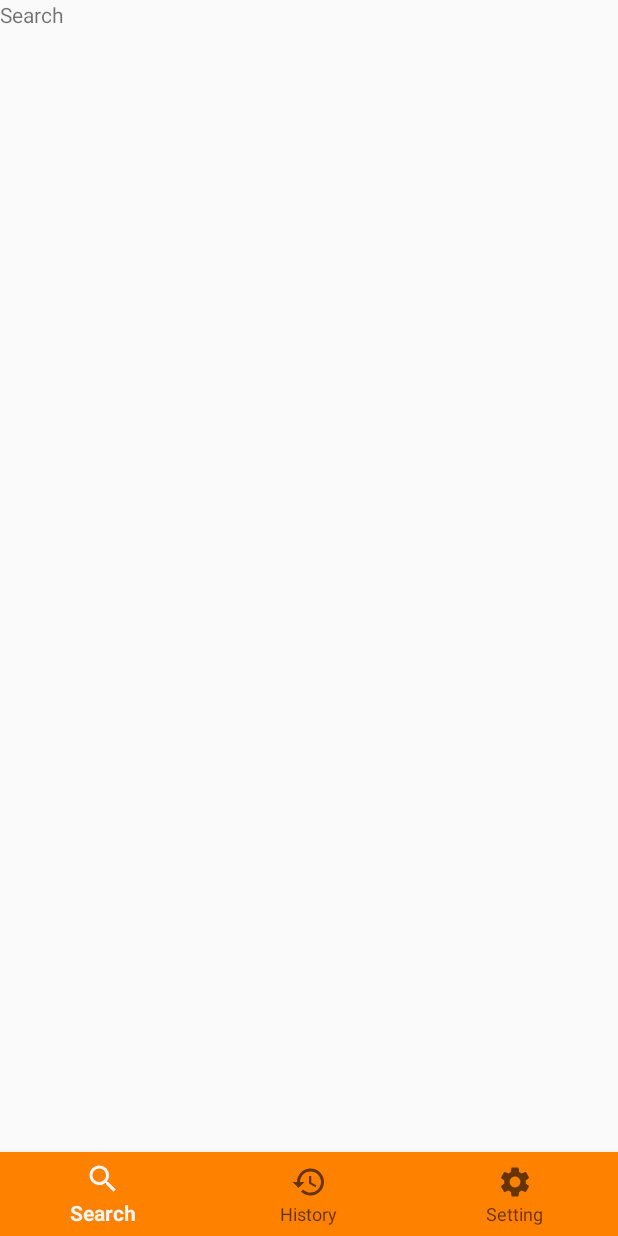
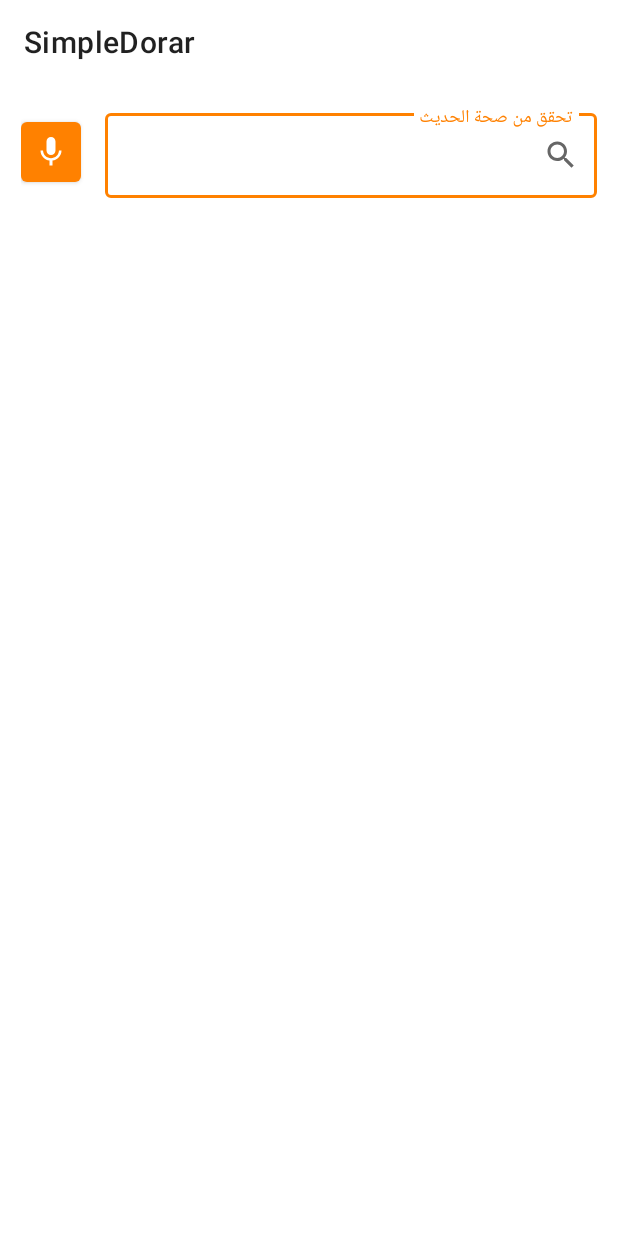
Before and after one commit to ihfazhillah/SimpleDorar, an Android app: the screen it shows after launch (NewMainActivity before the commit, MainActivity after it), on a phone screen of 412 x 824 dp. Run offline under Robolectric (Android 15) with nearby library versions, the phone set to English and light mode, and no system bars; Roboto replaces fonts that are not available here.

Commit message:
Implement search box

```diff
--- a/app/src/main/AndroidManifest.xml
+++ b/app/src/main/AndroidManifest.xml
@@ -12,9 +12,9 @@
         android:label="@string/app_name"
         android:roundIcon="@mipmap/ic_launcher_round"
         android:supportsRtl="true"
-        android:theme="@style/Theme.AppCompat.Light.NoActionBar">
+        android:theme="@style/AppTheme">
         <activity
-            android:name=".NewMainActivity"
+            android:name=".MainActivity"
             android:exported="true">
             <intent-filter>
                 <action android:name="android.intent.action.MAIN" />
--- a/app/src/main/java/com/ihfazh/simpledorar/fragments/SearchFragment.kt
+++ b/app/src/main/java/com/ihfazh/simpledorar/search/SearchFragment.kt
@@ -1,4 +1,4 @@
-package com.ihfazh.simpledorar.fragments
+package com.ihfazh.simpledorar.search
 
 import android.os.Bundle
 import androidx.fragment.app.Fragment
--- /dev/null
+++ b/app/src/main/res/drawable/ic_baseline_mic_24.xml
@@ -0,0 +1,10 @@
+<vector xmlns:android="http://schemas.android.com/apk/res/android"
+    android:width="24dp"
+    android:height="24dp"
+    android:viewportWidth="24"
+    android:viewportHeight="24"
+    android:tint="?attr/colorControlNormal">
+  <path
+      android:fillColor="@android:color/white"
+      android:pathData="M12,14c1.66,0 2.99,-1.34 2.99,-3L15,5c0,-1.66 -1.34,-3 -3,-3S9,3.34 9,5v6c0,1.66 1.34,3 3,3zM17.3,11c0,3 -2.54,5.1 -5.3,5.1S6.7,14 6.7,11L5,11c0,3.41 2.72,6.23 6,6.72L11,21h2v-3.28c3.28,-0.48 6,-3.3 6,-6.72h-1.7z"/>
+</vector>
--- a/app/src/main/res/layout/activity_main.xml
+++ b/app/src/main/res/layout/activity_main.xml
@@ -6,43 +6,27 @@
     android:layout_height="match_parent"
     tools:context=".MainActivity">
 
-    <include
-        layout="@layout/toolbar"
-        android:background="#4CAF50" />
+    <androidx.appcompat.widget.Toolbar
+        android:layout_width="match_parent"
+        android:layout_height="wrap_content"
+        app:layout_constraintTop_toTopOf="parent"
+        app:layout_constraintStart_toStartOf="parent"
+        app:layout_constraintEnd_toEndOf="parent"
+        android:id="@+id/toolbar"
+        />
 
-    <Button
-        android:id="@+id/btn_search"
-        android:layout_width="wrap_content"
-        android:layout_height="wrap_content"
-        android:layout_marginTop="9dp"
-        android:onClick="onSearchClick"
-        android:text="@string/search_key"
-        app:layout_constraintEnd_toEndOf="@+id/skey"
-        app:layout_constraintTop_toBottomOf="@+id/skey" />
+    <androidx.fragment.app.FragmentContainerView
+        android:layout_width="0dp"
+        android:layout_height="0dp"
+        android:id="@+id/fragmentContainer"
+        android:name="androidx.navigation.fragment.NavHostFragment"
+        app:defaultNavHost="true"
+        app:navGraph="@navigation/nav_graph"
+        app:layout_constraintTop_toBottomOf="@id/toolbar"
+        app:layout_constraintStart_toStartOf="parent"
+        app:layout_constraintEnd_toEndOf="parent"
+        app:layout_constraintBottom_toBottomOf="parent"
+        />
 
-    <com.google.android.material.textfield.TextInputEditText
-        android:id="@+id/skey"
-        android:layout_width="379dp"
-        android:layout_height="43dp"
-        android:layout_marginStart="27dp"
-        android:layout_marginEnd="27dp"
-        android:hint="@string/placeholder"
-        app:layout_constraintBottom_toBottomOf="parent"
-        app:layout_constraintEnd_toEndOf="parent"
-        app:layout_constraintHorizontal_bias="0.509"
-        app:layout_constraintStart_toStartOf="parent"
-        app:layout_constraintTop_toTopOf="parent" />
-
-    <Button
-        android:id="@+id/button"
-        android:layout_width="88dp"
-        android:layout_height="wrap_content"
-        android:layout_marginTop="9dp"
-        android:layout_marginEnd="9dp"
-        android:onClick="onAudioSearchClick"
-        android:text="@string/search_audio_btn"
-        app:layout_constraintEnd_toStartOf="@+id/btn_search"
-        app:layout_constraintTop_toBottomOf="@+id/skey"
-        android:layout_marginRight="9dp" />
 
 </androidx.constraintlayout.widget.ConstraintLayout>
--- a/app/src/main/res/layout/fragment_search.xml
+++ b/app/src/main/res/layout/fragment_search.xml
@@ -1,14 +1,55 @@
 <?xml version="1.0" encoding="utf-8"?>
-<FrameLayout xmlns:android="http://schemas.android.com/apk/res/android"
+<androidx.constraintlayout.widget.ConstraintLayout xmlns:android="http://schemas.android.com/apk/res/android"
     xmlns:tools="http://schemas.android.com/tools"
     android:layout_width="match_parent"
     android:layout_height="match_parent"
-    tools:context=".fragments.SearchFragment">
+    xmlns:app="http://schemas.android.com/apk/res-auto"
+    tools:context=".search.SearchFragment"
+    android:padding="14dp"
+    >
 
-    <!-- TODO: Update blank fragment layout -->
-    <TextView
-        android:layout_width="match_parent"
-        android:layout_height="match_parent"
-        android:text="Search" />
+    <com.google.android.material.textfield.TextInputLayout
+        android:layout_width="0dp"
+        android:layout_height="wrap_content"
+        android:id="@+id/searchContainer"
+        app:layout_constraintEnd_toStartOf="@id/btn_speak"
+        app:layout_constraintTop_toTopOf="parent"
+        app:layout_constraintStart_toStartOf="parent"
+        app:endIconMode="clear_text"
+        android:layoutDirection="rtl"
+        android:textDirection="rtl"
+        android:layout_marginEnd="16dp"
+        android:layout_marginRight="16dp"
+        app:startIconDrawable="@drawable/ic_baseline_search_24"
+        style="@style/Widget.MaterialComponents.TextInputLayout.OutlinedBox"
+        >
+        <com.google.android.material.textfield.TextInputEditText
+            android:layout_width="match_parent"
+            android:layout_height="wrap_content"
+            android:hint="@string/placeholder"
+            android:id="@+id/searchTextInput"
+            android:textDirection="anyRtl"
+            android:layoutDirection="rtl"
+            />
 
-</FrameLayout>
+    </com.google.android.material.textfield.TextInputLayout>
+
+    <com.google.android.material.button.MaterialButton
+        app:icon="@drawable/ic_baseline_mic_24"
+        app:iconGravity="textStart"
+        app:iconPadding="0dp"
+        android:insetLeft="0dp"
+        android:insetTop="0dp"
+        android:insetBottom="0dp"
+        android:insetRight="0dp"
+        android:layout_width="40dp"
+        android:layout_height="40dp"
+        android:id="@+id/btn_speak"
+        app:layout_constraintStart_toEndOf="@id/searchContainer"
+        app:layout_constraintStart_toStartOf="parent"
+        app:layout_constraintTop_toTopOf="@id/searchContainer"
+        app:layout_constraintBottom_toBottomOf="@id/searchContainer"
+        />
+
+
+</androidx.constraintlayout.widget.ConstraintLayout>
--- a/app/src/main/res/menu/toolbar_menu.xml
+++ b/app/src/main/res/menu/toolbar_menu.xml
@@ -1,11 +1,5 @@
 <?xml version="1.0" encoding="utf-8"?>
 <menu xmlns:android="http://schemas.android.com/apk/res/android"
     xmlns:app="http://schemas.android.com/apk/res-auto">
-    <item
-        android:id="@+id/menu_search"
-        android:icon="@drawable/ic_baseline_search_24"
-        android:title="Search"
-        app:showAsAction="always">
-    </item>
 
 </menu>
--- a/app/src/main/res/navigation/nav_graph.xml
+++ b/app/src/main/res/navigation/nav_graph.xml
@@ -1,23 +1,15 @@
 <?xml version="1.0" encoding="utf-8"?>
 <navigation xmlns:android="http://schemas.android.com/apk/res/android"
     xmlns:app="http://schemas.android.com/apk/res-auto"
+    xmlns:tools="http://schemas.android.com/tools"
     app:startDestination="@id/searchFragment"
     android:id="@+id/nav_graph">
 
     <fragment
         android:id="@+id/searchFragment"
-        android:name="com.ihfazh.simpledorar.fragments.SearchFragment"
+        android:name="com.ihfazh.simpledorar.search.SearchFragment"
         android:label="fragment_search"
-        />
-    <fragment
-        android:id="@+id/historyFragment"
-        android:name="com.ihfazh.simpledorar.fragments.HistoryFragment"
-        android:label="fragment_history"
-        />
-    <fragment
-        android:id="@+id/settingFragment"
-        android:name="com.ihfazh.simpledorar.fragments.SettingFragment"
-        android:label="fragment_setting"
+        tools:layout="@layout/activity_main"
         />
 
 </navigation>
--- a/app/src/main/res/values/styles.xml
+++ b/app/src/main/res/values/styles.xml
@@ -1,6 +1,6 @@
 <resources>
     <!-- Base application theme. -->
-    <style name="AppTheme" parent="Theme.AppCompat.Light.DarkActionBar">
+    <style name="AppTheme" parent="Theme.MaterialComponents.DayNight.NoActionBar">
         <!-- Customize your theme here. -->
         <item name="colorPrimary">@color/colorPrimary</item>
         <item name="colorPrimaryDark">@color/colorPrimaryDark</item>
```
Also changed, not shown: app/build.gradle (+6 -5 lines), app/src/main/java/com/ihfazh/simpledorar/MainActivity.kt (+44 -59 lines), app/src/main/res/drawable/ic_baseline_clear_24.xml (added, +10 -0 lines), build.gradle (+8 -8 lines).
